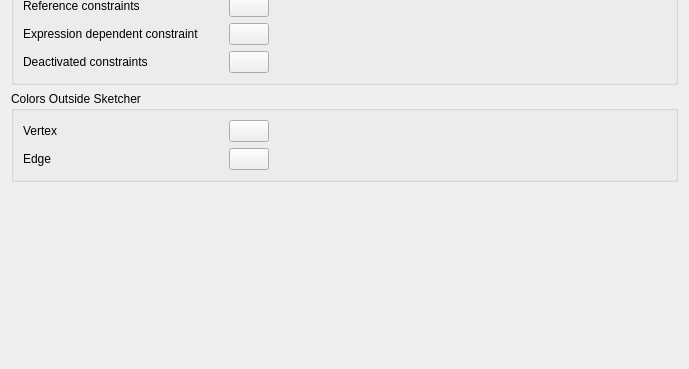
Above: src/Mod/Sketcher/Gui/SketcherSettingsAppearance.ui from southseact-3d/fcd before the change; both pictures show x 0 to 689 and y 494 to 863 of the 689 by 863 pixel window. Below: the same form after it.
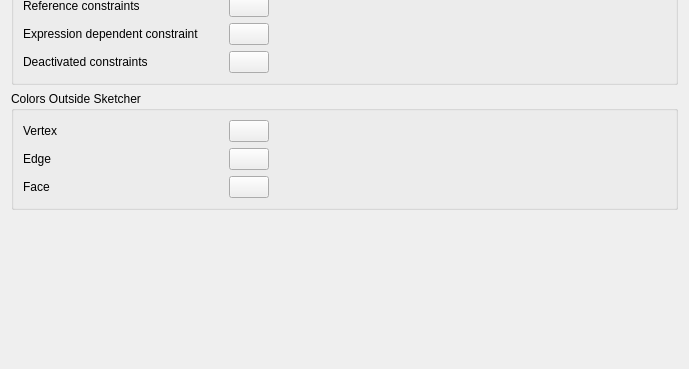
That is the form after the change. Custom widgets are drawn as their Qt base class.

Commit message: Sketcher: Port and fix internal faces from RealThunder's branch

Diff of the .ui file:
```diff
--- a/src/Mod/Sketcher/Gui/SketcherSettingsAppearance.ui
+++ b/src/Mod/Sketcher/Gui/SketcherSettingsAppearance.ui
@@ -872,8 +872,6 @@
      <property name="title">
       <string>Colors Outside Sketcher</string>
      </property>
-     <layout class="QGridLayout" name="gridLayout_8">
-      <item row="0" column="0">
        <layout class="QGridLayout" name="gridLayout_4">
         <item row="0" column="0">
          <widget class="QLabel" name="label_18">
@@ -948,7 +946,38 @@
           </property>
          </widget>
         </item>
-       </layout>
+      <item row="2" column="0">
+       <widget class="QLabel" name="label_10">
+        <property name="text">
+         <string>Face</string>
+        </property>
+       </widget>
+      </item>
+      <item row="2" column="1">
+       <widget class="Gui::PrefColorButton" name="InternalFaceColor">
+        <property name="sizePolicy">
+         <sizepolicy hsizetype="Maximum" vsizetype="Fixed">
+          <horstretch>0</horstretch>
+          <verstretch>0</verstretch>
+         </sizepolicy>
+        </property>
+        <property name="toolTip">
+         <string>Color of internal faces formed by intersecting geometry or closed loops in the sketch</string>
+        </property>
+        <property name="color" stdset="0">
+         <color alpha="62">
+          <red>84</red>
+          <green>171</green>
+          <blue>255</blue>
+         </color>
+        </property>
+        <property name="prefEntry" stdset="0">
+         <cstring>SketchFaceColor</cstring>
+        </property>
+        <property name="prefPath" stdset="0">
+         <cstring>Mod/Sketcher/General</cstring>
+        </property>
+       </widget>
       </item>
      </layout>
     </widget>
```
Lines whose indentation alone changed are shown as unchanged. The commit also changes 12 other files.
